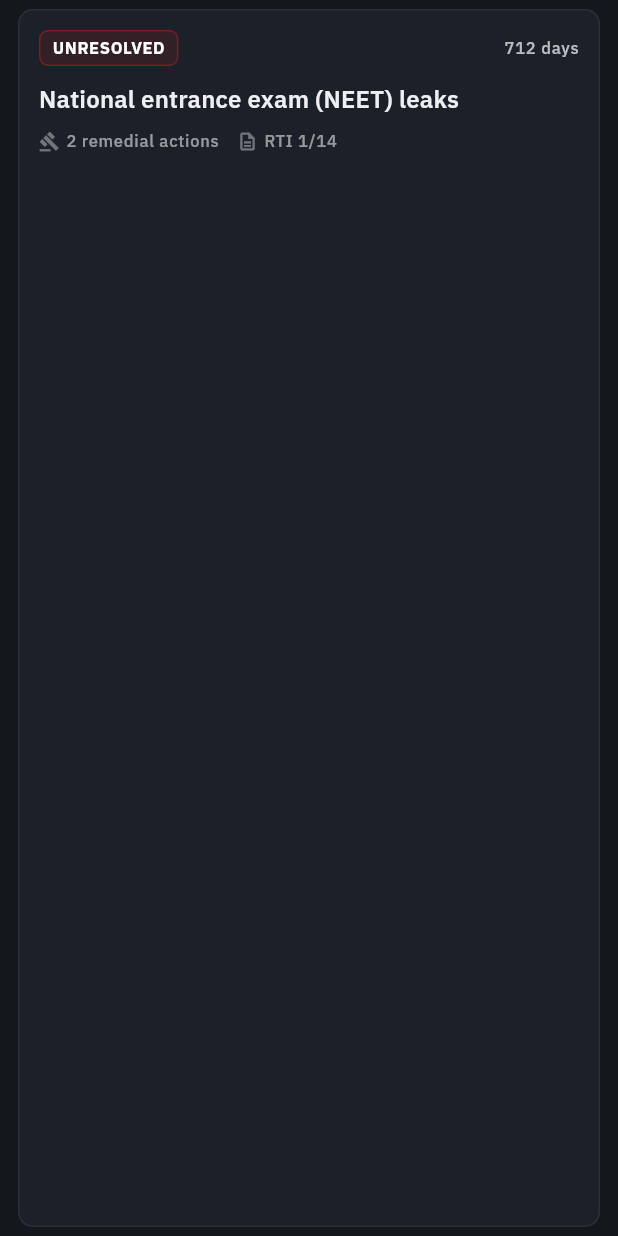
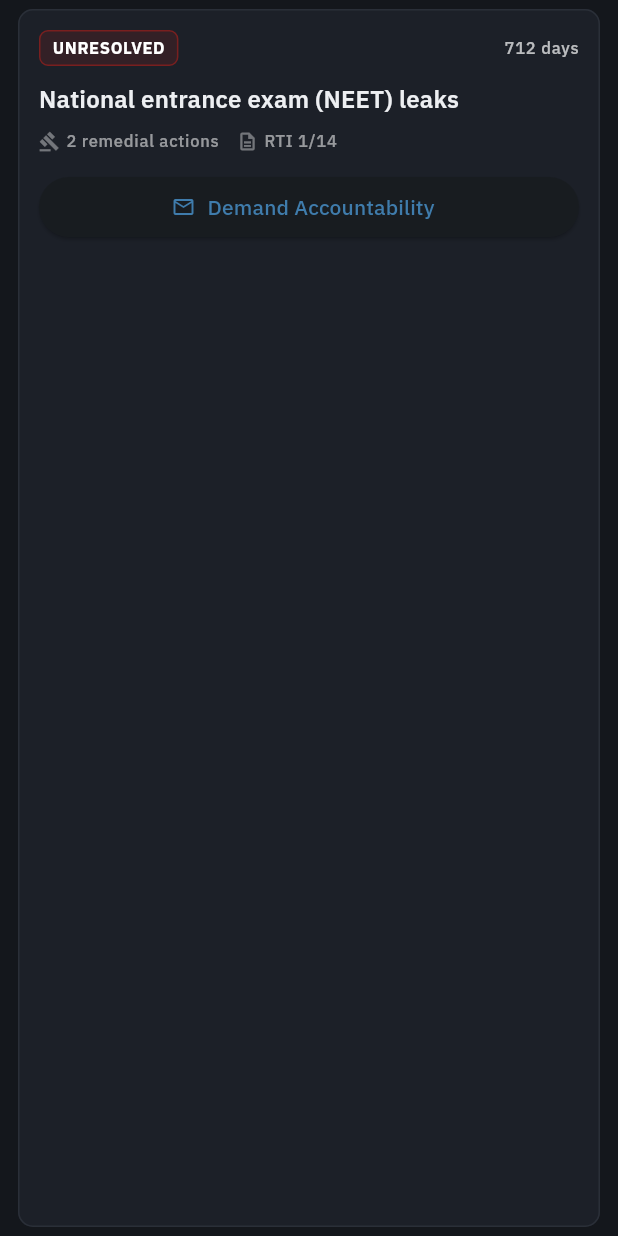
Before and after one commit to begoneeraj/Newsup, a Flutter app: the CrisisReportCard widget shown alone on an empty page, opened directly with sample values from the repository, on a phone screen of 412 x 824 dp. Run offline on Flutter 3.47's test engine with Material 3 defaults, Android fonts, the phone set to English and light mode, and no system bars; our stand-ins replace flutter_riverpod, go_router, google_fonts, shared_preferences, supabase_flutter; accounts and stored records are empty.

Commit message:
Phase 4: add Demand Accountability button to crisis report cards
ElevatedButton on each CrisisReportCard opens a pre-filled mailto: link
(via url_launcher, now a direct dependency) addressed to a standard
official inbox, with the crisis title and days-since-event dynamically
filled into the subject/body.

```diff
--- a/lib/src/widgets/crisis_report_card.dart
+++ b/lib/src/widgets/crisis_report_card.dart
@@ -1,4 +1,5 @@
 import 'package:flutter/material.dart';
+import 'package:url_launcher/url_launcher.dart';
 
 import '../models/crisis_report.dart';
 import '../theme/app_colors.dart';
@@ -9,6 +10,8 @@
   final CrisisReport report;
   final VoidCallback onTap;
 
+  static const String _officialEmail = 'minister.edu@gov.in';
+
   Color get _statusColor {
     switch (report.status) {
       case CrisisStatus.unresolved:
@@ -17,6 +20,31 @@
         return AppColors.misleadingAmber;
       case CrisisStatus.resolved:
         return AppColors.verifiedGreen;
+    }
+  }
+
+  Future<void> _demandAccountability(BuildContext context) async {
+    final subject = 'Accountability Demand: ${report.title}';
+    final body =
+        'To the concerned authority,\n\n'
+        'This matter — "${report.title}" — has remained '
+        '${report.status.label.toLowerCase()} for ${report.daysSinceEvent} days, '
+        'with only ${report.remedialActionsCount} remedial action(s) taken and '
+        '${report.rtiFilingsAnswered} of ${report.rtiFilingsTotal} RTI filings answered.\n\n'
+        'We demand a transparent, public update on the status of this matter.\n\n'
+        '— Sent via NewsUp';
+
+    final uri = Uri(
+      scheme: 'mailto',
+      path: _officialEmail,
+      queryParameters: {'subject': subject, 'body': body},
+    );
+
+    final launched = await launchUrl(uri);
+    if (!launched && context.mounted) {
+      ScaffoldMessenger.of(context).showSnackBar(
+        const SnackBar(content: Text('Could not open an email app.')),
+      );
     }
   }
 
@@ -67,7 +95,7 @@
               const SizedBox(height: 8),
               Row(
                 children: [
-                  Icon(Icons.gavel_outlined, size: 14, color: Colors.white38),
+                  const Icon(Icons.gavel_outlined, size: 14, color: Colors.white38),
                   const SizedBox(width: 4),
                   Text(
                     '${report.remedialActionsCount} remedial actions',
@@ -76,7 +104,7 @@
                         ),
                   ),
                   const SizedBox(width: 12),
-                  Icon(Icons.description_outlined, size: 14, color: Colors.white38),
+                  const Icon(Icons.description_outlined, size: 14, color: Colors.white38),
                   const SizedBox(width: 4),
                   Text(
                     'RTI ${report.rtiFilingsAnswered}/${report.rtiFilingsTotal}',
@@ -86,6 +114,15 @@
                   ),
                 ],
               ),
+              const SizedBox(height: 12),
+              SizedBox(
+                width: double.infinity,
+                child: ElevatedButton.icon(
+                  onPressed: () => _demandAccountability(context),
+                  icon: const Icon(Icons.mail_outline, size: 16),
+                  label: const Text('Demand Accountability'),
+                ),
+              ),
             ],
           ),
         ),
--- a/pubspec.yaml
+++ b/pubspec.yaml
@@ -18,6 +18,7 @@
   google_fonts: ^6.2.1
   shared_preferences: ^2.3.2
   supabase_flutter: ^2.6.0
+  url_launcher: ^6.3.0
 
 dev_dependencies:
   flutter_test:
```
